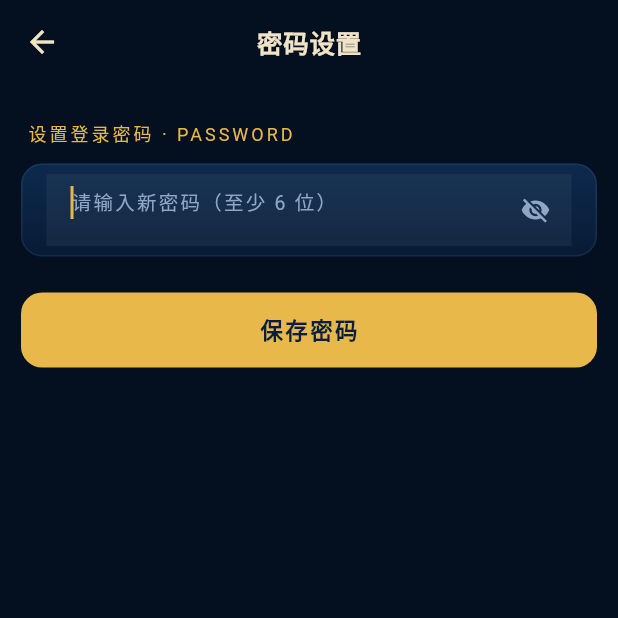
After one commit to g773831275-droid/dalanhai-app, a Flutter app: the PasswordSettingsPage screen opened directly, on a phone screen of 412 x 824 dp, the top half of it. The commit adds this screen. Run offline on Flutter 3.47's test engine with Material 3 defaults, Android fonts, the phone set to English and light mode, and no system bars; our stand-ins replace flutter_image_compress, image_picker, shared_preferences; missing offline and left inert: video_compress; accounts and stored records are empty; network calls fail.

Commit message:
feat(account): password settings page + real password login via POST /api/login

```diff
--- a/lib/pages/account_settings_page.dart
+++ b/lib/pages/account_settings_page.dart
@@ -7,12 +7,13 @@ import '../services/session_store.dart';
 import '../services/social_state.dart';
 import '../theme/colors.dart';
 import '../widgets/service_dialog.dart';
+import 'password_settings_page.dart';
 import 'blacklist_page.dart';
 
 /// 账号设置页（v2.9.6 入口收拢版；入口：船长 Tab 资料卡片【账号设置】按钮）。
 ///
 /// 分组结构（条目样式沿用船员服务菜单原生 UI，右侧 › 箭头）：
-/// 【账号ID】当前登录 uid 静态展示（v2.9.9，只读无点击）
+/// 【我的账号】账号ID（静态展示 uid）· 密码设置（v2.9.9，跳 PasswordSettingsPage）
 /// 【船员服务】联系船务长 · 打卡提醒
 /// 【黑名单】黑名单管理（独立路由页）
 /// 【其他】隐私政策 · 下船登出（确认弹窗沿用旧版样式/文案/逻辑，不改）
@@ -37,8 +38,16 @@ class AccountSettingsPage extends StatelessWidget {
       body: ListView(
         padding: const EdgeInsets.fromLTRB(14, 16, 14, 40),
         children: [
-          // ── 账号ID（静态展示，无点击）──
+          // ── 我的账号（v2.9.9：账号ID + 密码设置）──
+          _sectionLabel('我的账号 · MY ACCOUNT'),
           _accountIdItem(),
+          _settingsItem(
+            icon: '🔑',
+            text: '密码设置',
+            onTap: () => Navigator.of(context).push(
+              MaterialPageRoute(builder: (_) => const PasswordSettingsPage()),
+            ),
+          ),
           const SizedBox(height: 20),
           // ── 船员服务 ──
           _sectionLabel('船员服务 · SERVICES'),
@@ -84,6 +93,7 @@ class AccountSettingsPage extends StatelessWidget {
   /// 账号ID展示条目（v2.9.9）：容器样式与 _settingsItem 同款（圆角14/渐变/细边框），
   /// 仅静态展示当前登录 uid（MeState 缓存，登出已 clear），无 onTap、无 › 箭头。
   Widget _accountIdItem() => Container(
+        margin: const EdgeInsets.only(bottom: 8), // 与密码设置卡片间距（同 _settingsItem）
         decoration: BoxDecoration(
           borderRadius: BorderRadius.circular(14),
           border: Border.all(color: const Color(0x1A7DC4FF)),
--- /dev/null
+++ b/lib/pages/password_settings_page.dart
@@ -0,0 +1,145 @@
+import 'package:flutter/material.dart';
+
+import '../services/cloud_api.dart';
+import '../theme/colors.dart';
+
+/// 密码设置页（v2.9.9，入口：账号设置【我的账号】分组【密码设置】卡片）。
+///
+/// 功能：输入新密码（默认掩码，右侧小眼睛切换明文/密文）→ 前置校验
+/// （非空 + 长度 ≥6，不通过 toast 不发请求）→ PATCH /api/user/set-password
+/// （JWT，后端 bcrypt 加密入库）→ toast 密码设置成功 → 自动返回账号设置页。
+/// 页面仅 18+ 字段级输入，无其他副作用；深色主题沿用 AppColors 规范。
+class PasswordSettingsPage extends StatefulWidget {
+  const PasswordSettingsPage({super.key});
+
+  @override
+  State<PasswordSettingsPage> createState() => _PasswordSettingsPageState();
+}
+
+class _PasswordSettingsPageState extends State<PasswordSettingsPage> {
+  final _passCtrl = TextEditingController();
+  final _focusNode = FocusNode();
+  bool _obscure = true; // 默认掩码隐藏
+  bool _submitting = false; // 防重复提交
+
+  @override
+  void dispose() {
+    _passCtrl.dispose();
+    _focusNode.dispose();
+    super.dispose();
+  }
+
+  void _toast(String msg, {bool error = true}) {
+    if (!mounted) return;
+    ScaffoldMessenger.of(context).showSnackBar(
+      SnackBar(
+        content: Text(msg, style: const TextStyle(color: Colors.white, fontSize: 13)),
+        backgroundColor: error ? AppColors.coral : AppColors.ocean,
+        behavior: SnackBarBehavior.floating,
+      ),
+    );
+  }
+
+  Future<void> _submit() async {
+    if (_submitting) return;
+    final p = _passCtrl.text;
+    // 前置校验：密码不能为空、长度 ≥6；不通过 toast 提示，不请求后端
+    if (p.isEmpty) return _toast('密码不能为空');
+    if (p.length < 6) return _toast('密码至少 6 位');
+    setState(() => _submitting = true);
+    try {
+      await CloudApi.instance.setPassword(p);
+      if (!mounted) return;
+      _toast('密码设置成功', error: false);
+      Navigator.of(context).pop(); // 成功 → 自动返回账号设置页
+    } on ApiException catch (e) {
+      _toast(e.message); // 401 登录失效 / 400 密码至少 6 位（后端兜底）等
+    } catch (_) {
+      _toast('设置失败，请检查网络后重试');
+    } finally {
+      if (mounted) setState(() => _submitting = false);
+    }
+  }
+
+  @override
+  Widget build(BuildContext context) {
+    return Scaffold(
+      backgroundColor: AppColors.abyss,
+      appBar: AppBar(
+        backgroundColor: Colors.transparent,
+        elevation: 0,
+        leading: IconButton(
+          icon: const Icon(Icons.arrow_back, color: AppColors.parchment),
+          onPressed: () => Navigator.of(context).pop(),
+        ),
+        title: const Text('密码设置',
+            style: TextStyle(color: AppColors.parchment, fontSize: 17, fontWeight: FontWeight.w700)),
+        centerTitle: true,
+      ),
+      body: SafeArea(
+        child: ListView(
+          padding: const EdgeInsets.fromLTRB(14, 24, 14, 40),
+          children: [
+            // 说明文案（与账号设置分组标题同款金色小字风格）
+            const Padding(
+              padding: EdgeInsets.fromLTRB(4, 0, 4, 10),
+              child: Text('设置登录密码 · PASSWORD',
+                  style: TextStyle(color: AppColors.gold, fontSize: 12, letterSpacing: 2)),
+            ),
+            // 密码输入卡片（容器样式与账号设置条目同款：圆角14/渐变/细边框）
+            Container(
+              decoration: BoxDecoration(
+                borderRadius: BorderRadius.circular(14),
+                border: Border.all(color: const Color(0x1A7DC4FF)),
+                gradient: const LinearGradient(
+                  begin: Alignment.topCenter,
+                  end: Alignment.bottomCenter,
+                  colors: [Color(0x99123A6B), Color(0xB30A1F3D)],
+                ),
+              ),
+              child: Padding(
+                padding: const EdgeInsets.symmetric(horizontal: 16, vertical: 6),
+                child: TextField(
+                  controller: _passCtrl,
+                  focusNode: _focusNode,
+                  autofocus: true,
+                  obscureText: _obscure, // 默认掩码 * 隐藏内容
+                  maxLength: 40,
+                  style: const TextStyle(color: Color(0xFFE5EFFA), fontSize: 14, letterSpacing: 1.5),
+                  decoration: InputDecoration(
+                    hintText: '请输入新密码（至少 6 位）',
+                    hintStyle: const TextStyle(color: AppColors.sub, fontSize: 13),
+                    counterText: '',
+                    border: InputBorder.none,
+                    // 小眼睛：点击切换明文/密文
+                    suffixIcon: IconButton(
+                      icon: Icon(
+                        _obscure ? Icons.visibility_off : Icons.visibility,
+                        size: 20,
+                        color: AppColors.sub,
+                      ),
+                      onPressed: () => setState(() => _obscure = !_obscure),
+                    ),
+                  ),
+                ),
+              ),
+            ),
+            const SizedBox(height: 24),
+            // 提交按钮（金色主按钮，风格对齐登录页「扬帆登船」）
+            ElevatedButton(
+              onPressed: _submitting ? null : _submit,
+              style: ElevatedButton.styleFrom(
+                backgroundColor: AppColors.gold,
+                foregroundColor: const Color(0xFF0A1F3D),
+                padding: const EdgeInsets.symmetric(vertical: 14),
+                shape: RoundedRectangleBorder(borderRadius: BorderRadius.circular(14)),
+              ),
+              child: Text(_submitting ? '设置中…' : '保存密码',
+                  style: const TextStyle(fontSize: 15, fontWeight: FontWeight.w700)),
+            ),
+          ],
+        ),
+      ),
+    );
+  }
+}
--- a/lib/services/cloud_api.dart
+++ b/lib/services/cloud_api.dart
@@ -691,4 +691,25 @@ class CloudApi {
     await onAuthenticated?.call(token, '');
     return captain;
   }
+
+  /// 密码登录（POST /api/login，v2.9.9 联调）。
+  /// account 支持：手机号（11位）/ 邮箱 / 账号ID（纯数字 uid，后端按 users.id 查；
+  /// 不存在的 uid 返回「账号不存在，请使用短信/邮箱注册」）。
+  /// 成功返回 token+refreshToken（grandblue 双 token，落 SessionStore），user 为 buildProfile 档案。
+  Future<CloudCaptain> loginByPassword(String account, String password) async {
+    final data = await _request('POST', '/api/login',
+        body: <String, dynamic>{'account': account, 'password': password}) as Map<String, dynamic>;
+    final token = (data['token'] as String?) ?? '';
+    final refreshToken = (data['refreshToken'] as String?) ?? '';
+    final captain = CloudCaptain.fromJson((data['user'] as Map<String, dynamic>?) ?? const {});
+    await onAuthenticated?.call(token, refreshToken);
+    return captain;
+  }
+
+  /// 设置/修改登录密码（PATCH /api/user/set-password，JWT，v2.9.9 账号设置-密码设置）。
+  /// 后端 bcrypt 加密入库；<6 位由前端前置拦截，后端同规则兜底。
+  Future<void> setPassword(String password) async {
+    await _request('PATCH', '/api/user/set-password',
+        body: <String, dynamic>{'password': password});
+  }
 }
```
Also changed, not shown: lib/pages/auth_page.dart (+23 -6 lines).
